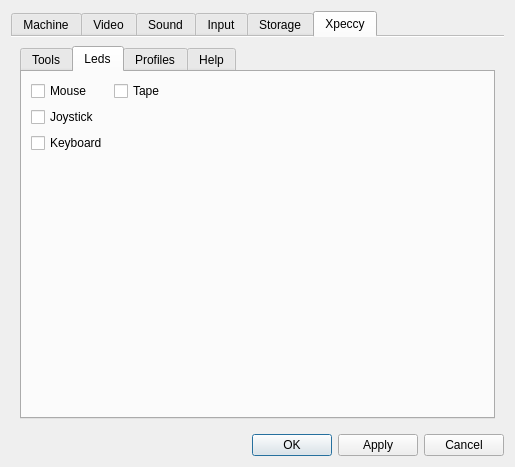
Before: the Qt Designer form ui/setupwin.ui in samstyle/Xpeccy, drawn with Qt 5.
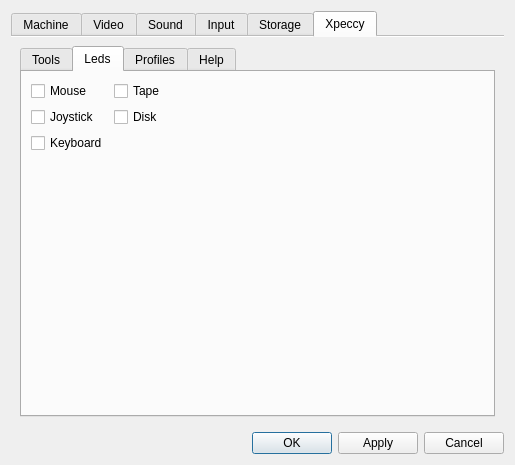
After: the same form once the commit is applied. The open tabs and pages were chosen to show the change. Icons and pictures are not drawn.

Commit message: build 20161109 [+] Fix beeper [+] Add disk activity icon

```diff
--- a/ui/setupwin.ui
+++ b/ui/setupwin.ui
@@ -7,7 +7,7 @@
     <x>0</x>
     <y>0</y>
     <width>505</width>
-    <height>467</height>
+    <height>465</height>
    </rect>
   </property>
   <property name="sizePolicy">
@@ -2851,6 +2851,13 @@
                  </property>
                 </spacer>
                </item>
+               <item row="1" column="1">
+                <widget class="QCheckBox" name="cbDiskLed">
+                 <property name="text">
+                  <string>Disk</string>
+                 </property>
+                </widget>
+               </item>
               </layout>
              </item>
              <item>
```
The commit also changes 13 other files.
